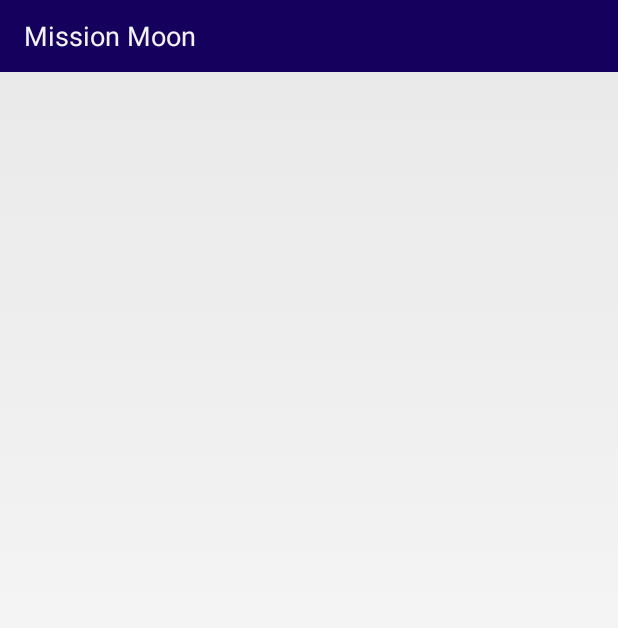
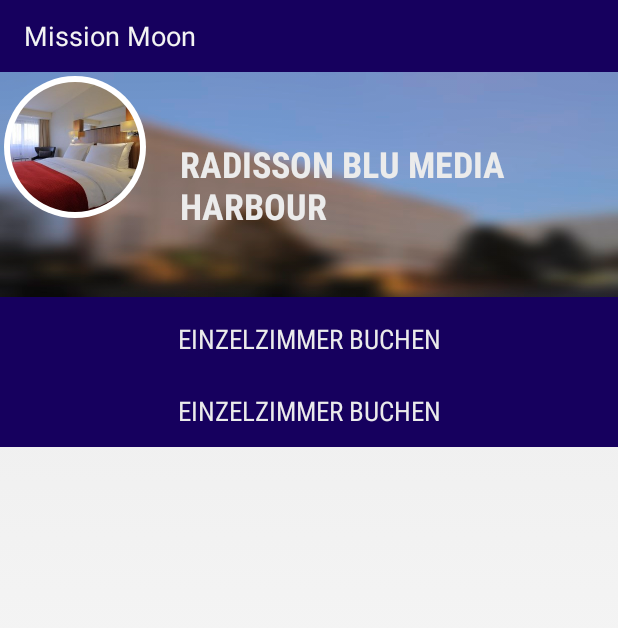
Before and after one commit to graetzer/fly2moon, an Android app: the fragment HotelDetailFragment shown on its own in the app's theme, on a phone screen of 412 x 824 dp. Shown: the top 628 px of the screen. Run offline under Robolectric (Android 15) with nearby library versions, the light colour scheme and no system bars; our stand-ins replace CircleImageView; network calls fail.

Commit message:
Hotel Detail Fragment

```diff
--- a/App/MissionMoon/app/src/main/java/de/trivago/missionmoon/dummy/DummyContent.java
+++ /dev/null
@@ -1,55 +0,0 @@
-package de.trivago.missionmoon.dummy;
-
-import java.util.ArrayList;
-import java.util.HashMap;
-import java.util.List;
-import java.util.Map;
-
-/**
- * Helper class for providing sample content for user interfaces created by
- * Android template wizards.
- * <p>
- * TODO: Replace all uses of this class before publishing your app.
- */
-public class DummyContent {
-
-    /**
-     * An array of sample (dummy) items.
-     */
-    public static List<DummyItem> ITEMS = new ArrayList<DummyItem>();
-
-    /**
-     * A map of sample (dummy) items, by ID.
-     */
-    public static Map<String, DummyItem> ITEM_MAP = new HashMap<String, DummyItem>();
-
-    static {
-        // Add 3 sample items.
-        addItem(new DummyItem("1", "Item 1"));
-        addItem(new DummyItem("2", "Item 2"));
-        addItem(new DummyItem("3", "Item 3"));
-    }
-
-    private static void addItem(DummyItem item) {
-        ITEMS.add(item);
-        ITEM_MAP.put(item.id, item);
-    }
-
-    /**
-     * A dummy item representing a piece of content.
-     */
-    public static class DummyItem {
-        public String id;
-        public String content;
-
-        public DummyItem(String id, String content) {
-            this.id = id;
-            this.content = content;
-        }
-
-        @Override
-        public String toString() {
-            return content;
-        }
-    }
-}
--- a/App/MissionMoon/app/src/main/res/layout/fragment_hotel_detail.xml
+++ b/App/MissionMoon/app/src/main/res/layout/fragment_hotel_detail.xml
@@ -1,12 +1,55 @@
 <?xml version="1.0" encoding="utf-8"?>
 
-<LinearLayout xmlns:android="http://schemas.android.com/apk/res/android"
-    android:orientation="vertical" android:layout_width="match_parent"
-    android:layout_height="match_parent">
+<RelativeLayout xmlns:android="http://schemas.android.com/apk/res/android"
+    android:layout_width="match_parent"
+    android:layout_height="250dp"
+    android:background="@color/blue">
 
     <RelativeLayout
         android:layout_width="match_parent"
-        android:layout_height="150dp">
+        android:layout_height="150dp"
+        android:background="@drawable/dummy_hotel_detail">
 
-        </RelativeLayout>
-</LinearLayout>
+        <de.trivago.missionmoon.CircleImageView
+            android:layout_width="100dp"
+            android:layout_height="100dp"
+            android:src="@drawable/dummy_hotel_detail_room"/>
+
+        <TextView
+            android:layout_width="match_parent"
+            android:layout_height="match_parent"
+            android:gravity="center_vertical"
+            android:text="RADISSON BLU MEDIA HARBOUR"
+            android:textSize="24dp"
+            android:textColor="@color/text_color"
+            android:fontFamily="sans-serif-condensed"
+            android:textStyle="bold"
+            android:layout_marginLeft="120dp"/>
+
+    </RelativeLayout>
+
+    <LinearLayout
+        android:layout_width="match_parent"
+        android:layout_height="wrap_content"
+        android:orientation="vertical"
+        android:layout_alignParentBottom="true">
+
+        <Button
+            android:layout_width="match_parent"
+            android:layout_height="wrap_content"
+            android:textColor="@color/text_color"
+            android:background="@android:color/transparent"
+            android:fontFamily="sans-serif-condensed"
+            android:text="EINZELZIMMER BUCHEN"/>
+
+        <Button
+            android:layout_width="match_parent"
+            android:layout_height="wrap_content"
+            android:textColor="@color/text_color"
+            android:background="@android:color/transparent"
+            android:fontFamily="sans-serif-condensed"
+            android:text="EINZELZIMMER BUCHEN"/>
+        </LinearLayout>
+
+
+</RelativeLayout>
```
Also changed, not shown: App/MissionMoon/app/src/main/res/drawable/dummy_hotel_detail.jpg (added), App/MissionMoon/app/src/main/res/drawable/dummy_hotel_detail_room.jpg (added).
